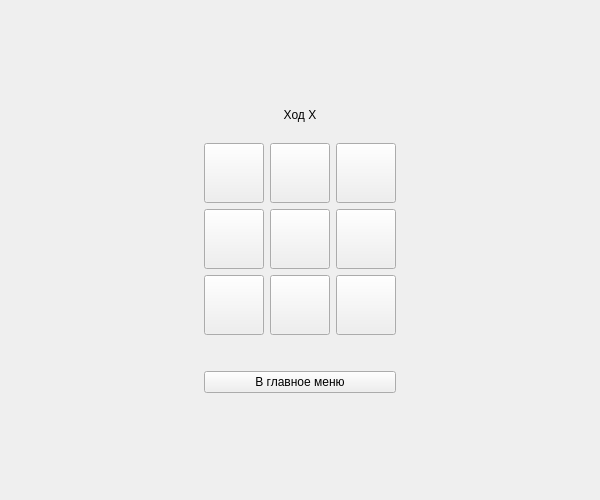
This is GameUI/game.ui in Zandaru117/practice2_Zandakov_8B42 as Qt 5 draws it before an edit. The edited form follows.
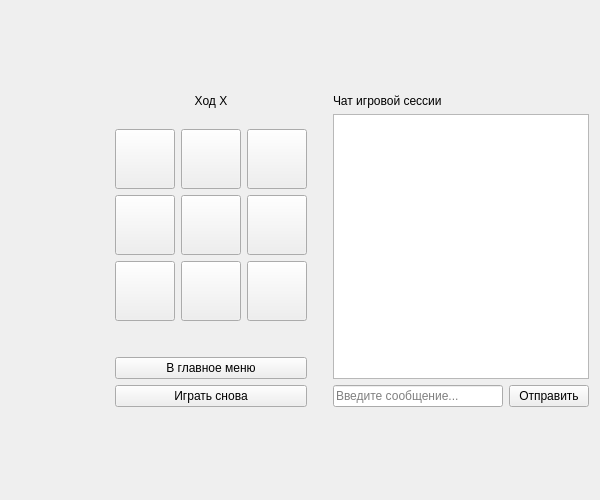
This is the edited form.

```diff
--- a/GameUI/game.ui
+++ b/GameUI/game.ui
@@ -232,20 +232,59 @@
          </property>
         </widget>
        </item>
+       <item>
+        <widget class="QPushButton" name="btnRestart">
+         <property name="text">
+          <string>Играть снова</string>
+         </property>
+        </widget>
+       </item>
       </layout>
      </item>
      <item>
-      <spacer name="horizontalSpacer_game_right">
-       <property name="orientation">
-        <enum>Qt::Orientation::Horizontal</enum>
+      <layout class="QVBoxLayout" name="verticalLayout_chat">
+       <property name="leftMargin">
+        <number>20</number>
        </property>
-       <property name="sizeHint" stdset="0">
-        <size>
-         <width>0</width>
-         <height>0</height>
-        </size>
-       </property>
-      </spacer>
+       <item>
+        <widget class="QLabel" name="lblChat">
+         <property name="text">
+          <string>Чат игровой сессии</string>
+         </property>
+        </widget>
+       </item>
+       <item>
+        <widget class="QTextEdit" name="chatDisplay">
+         <property name="readOnly">
+          <bool>true</bool>
+         </property>
+         <property name="minimumSize">
+          <size>
+           <width>200</width>
+           <height>0</height>
+          </size>
+         </property>
+        </widget>
+       </item>
+       <item>
+        <layout class="QHBoxLayout" name="horizontalLayout_chat_input">
+         <item>
+          <widget class="QLineEdit" name="chatInput">
+           <property name="placeholderText">
+            <string>Введите сообщение...</string>
+           </property>
+          </widget>
+         </item>
+         <item>
+          <widget class="QPushButton" name="btnSendChat">
+           <property name="text">
+            <string>Отправить</string>
+           </property>
+          </widget>
+         </item>
+        </layout>
+       </item>
+      </layout>
      </item>
     </layout>
    </item>
```
